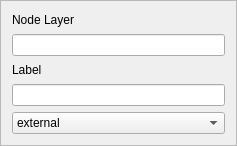
Before: the Qt Designer form ui/ShaderParams.ui in NCCA/OSLNetworkEditor, drawn with Qt 5.
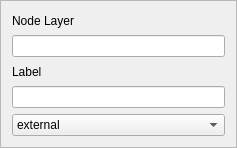
After: the same form once the commit is applied.

Commit message: commit before refactor of MainWindow to UI based one

```diff
--- a/ui/ShaderParams.ui
+++ b/ui/ShaderParams.ui
@@ -7,7 +7,7 @@
     <x>0</x>
     <y>0</y>
     <width>237</width>
-    <height>146</height>
+    <height>148</height>
    </rect>
   </property>
   <property name="windowTitle">
```
The commit also changes 1 other file.
